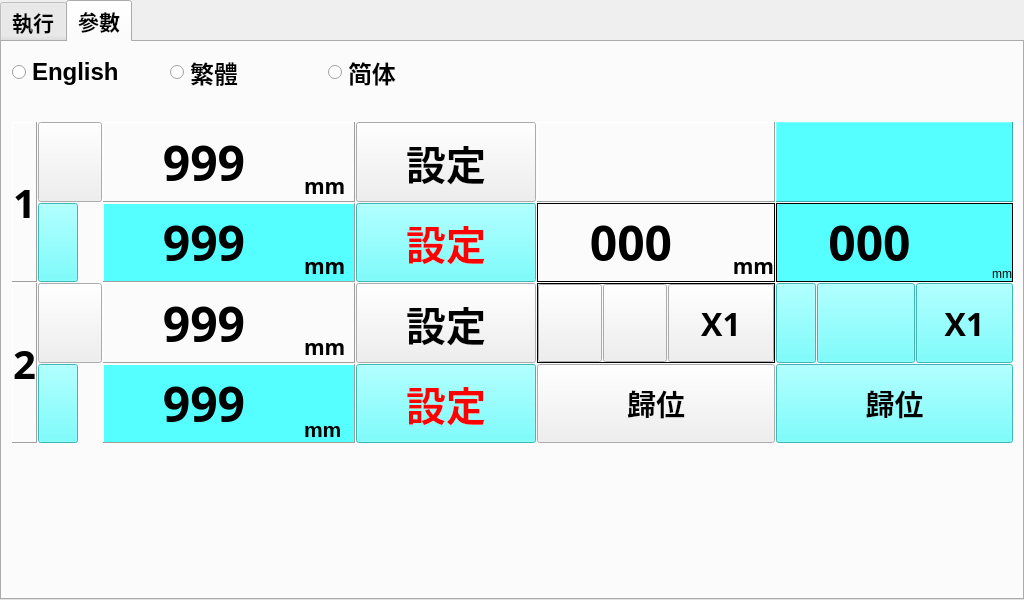
The window that SW/Raspberry_Pi/resources/ui/MainForm.ui (tonyghchen/LoadingMachine) describes before a commit, drawn with Qt 5.
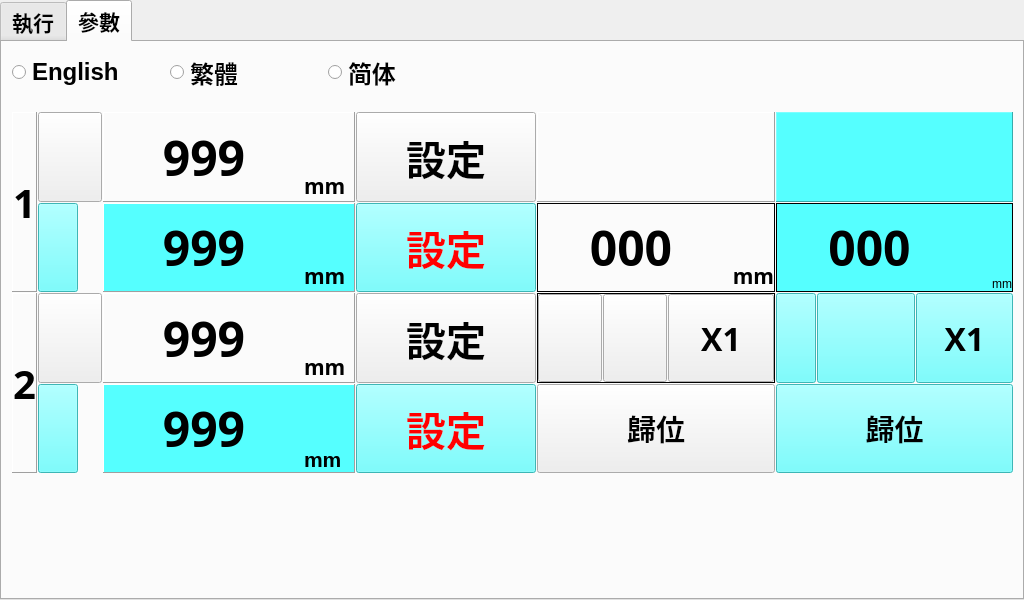
The same window after the commit. The open tabs and pages were chosen to show the change. Icons and pictures are not drawn.

Commit message: 修正 Manual Up/Down/Front/Rear 手動調整未有動作

Patch:
```diff
--- a/SW/Raspberry_Pi/resources/ui/MainForm.ui
+++ b/SW/Raspberry_Pi/resources/ui/MainForm.ui
@@ -35,7 +35,6 @@
    <font>
     <family>Arial</family>
     <pointsize>14</pointsize>
-    <weight>75</weight>
     <bold>true</bold>
    </font>
   </property>
@@ -101,7 +100,6 @@
        <font>
         <family>微軟正黑體</family>
         <pointsize>16</pointsize>
-        <weight>75</weight>
         <bold>true</bold>
        </font>
       </property>
@@ -609,9 +607,9 @@
         <property name="geometry">
          <rect>
           <x>10</x>
-          <y>80</y>
+          <y>70</y>
           <width>1001</width>
-          <height>321</height>
+          <height>361</height>
          </rect>
         </property>
         <layout class="QGridLayout" name="gridLayout_2">
@@ -639,7 +637,6 @@
             <font>
              <family>微軟正黑體</family>
              <pointsize>30</pointsize>
-             <weight>75</weight>
              <bold>true</bold>
             </font>
            </property>
@@ -663,7 +660,6 @@
             <font>
              <family>微軟正黑體</family>
              <pointsize>30</pointsize>
-             <weight>75</weight>
              <bold>true</bold>
             </font>
            </property>
@@ -726,7 +722,6 @@
                <font>
                 <family>Microsoft JhengHei UI</family>
                 <pointsize>16</pointsize>
-                <weight>75</weight>
                 <bold>true</bold>
                </font>
               </property>
@@ -753,7 +748,6 @@
                <font>
                 <family>微軟正黑體</family>
                 <pointsize>36</pointsize>
-                <weight>75</weight>
                 <bold>true</bold>
                </font>
               </property>
@@ -789,7 +783,6 @@
             <font>
              <family>微軟正黑體</family>
              <pointsize>22</pointsize>
-             <weight>75</weight>
              <bold>true</bold>
             </font>
            </property>
@@ -813,7 +806,6 @@
             <font>
              <family>微軟正黑體</family>
              <pointsize>30</pointsize>
-             <weight>75</weight>
              <bold>true</bold>
             </font>
            </property>
@@ -918,7 +910,6 @@
               <font>
                <family>微軟正黑體</family>
                <pointsize>24</pointsize>
-               <weight>75</weight>
                <bold>true</bold>
               </font>
              </property>
@@ -974,7 +965,6 @@
                <font>
                 <family>微軟正黑體</family>
                 <pointsize>36</pointsize>
-                <weight>75</weight>
                 <bold>true</bold>
                </font>
               </property>
@@ -1047,7 +1037,6 @@
                <font>
                 <family>微軟正黑體</family>
                 <pointsize>36</pointsize>
-                <weight>75</weight>
                 <bold>true</bold>
                </font>
               </property>
@@ -1080,7 +1069,6 @@
                <font>
                 <family>微軟正黑體</family>
                 <pointsize>16</pointsize>
-                <weight>75</weight>
                 <bold>true</bold>
                </font>
               </property>
@@ -1110,7 +1098,6 @@
             <font>
              <family>微軟正黑體</family>
              <pointsize>22</pointsize>
-             <weight>75</weight>
              <bold>true</bold>
             </font>
            </property>
@@ -1169,7 +1156,6 @@
             <font>
              <family>微軟正黑體</family>
              <pointsize>30</pointsize>
-             <weight>75</weight>
              <bold>true</bold>
             </font>
            </property>
@@ -1206,7 +1192,6 @@
             <font>
              <family>微軟正黑體</family>
              <pointsize>30</pointsize>
-             <weight>75</weight>
              <bold>true</bold>
             </font>
            </property>
@@ -1315,7 +1300,6 @@
                <font>
                 <family>微軟正黑體</family>
                 <pointsize>36</pointsize>
-                <weight>75</weight>
                 <bold>true</bold>
                </font>
               </property>
@@ -1351,7 +1335,6 @@
             <font>
              <family>微軟正黑體</family>
              <pointsize>30</pointsize>
-             <weight>75</weight>
              <bold>true</bold>
             </font>
            </property>
@@ -1470,7 +1453,6 @@
                <font>
                 <family>微軟正黑體</family>
                 <pointsize>24</pointsize>
-                <weight>75</weight>
                 <bold>true</bold>
                </font>
               </property>
@@ -1524,7 +1506,6 @@
                <font>
                 <family>微軟正黑體</family>
                 <pointsize>36</pointsize>
-                <weight>75</weight>
                 <bold>true</bold>
                </font>
               </property>
@@ -1604,7 +1585,6 @@
                <font>
                 <family>微軟正黑體</family>
                 <pointsize>36</pointsize>
-                <weight>75</weight>
                 <bold>true</bold>
                </font>
               </property>
```
Left out of the diff: 17 changed lines with no effect on the pictures. The commit also changes 2 other files.
